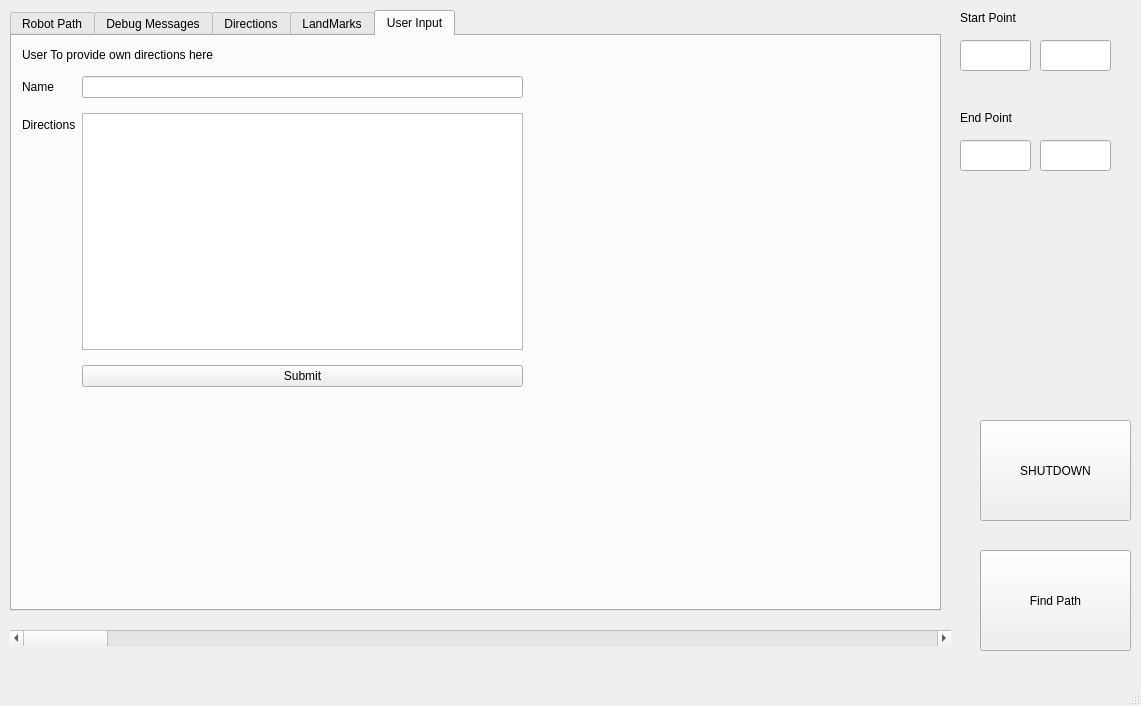
Old version of the form ui/mainwindow.ui in the repository denis-draca/capstone.
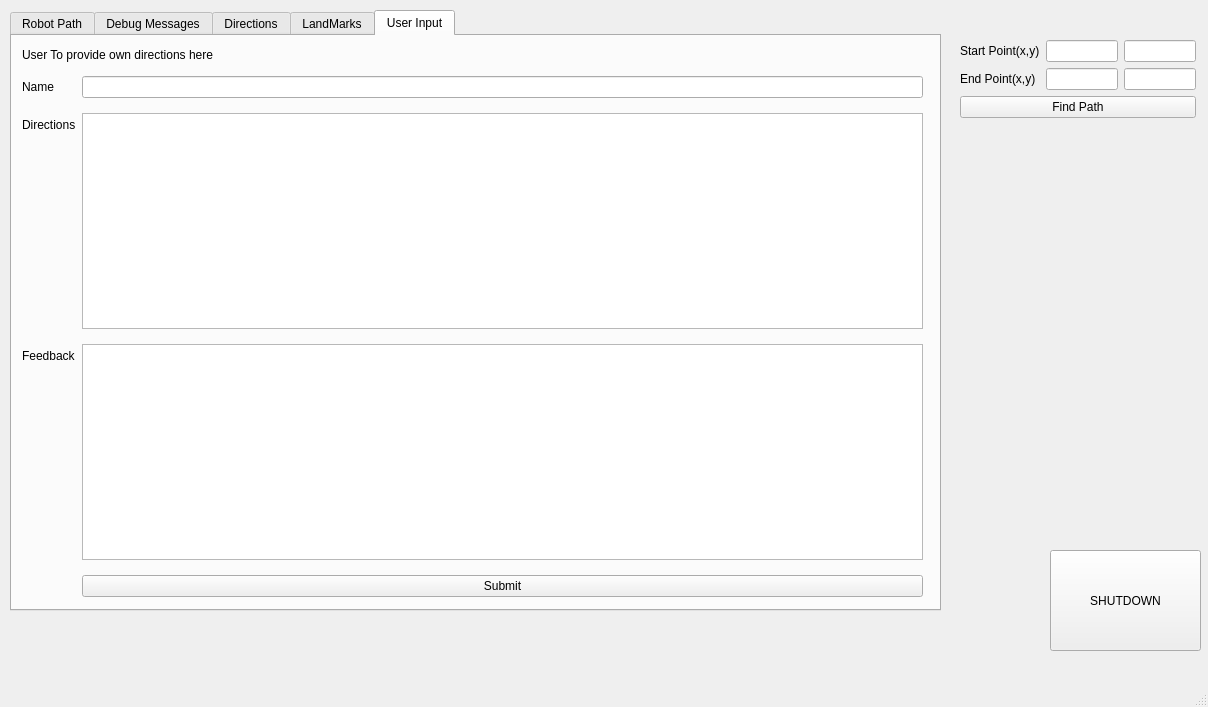
New version of the form.

Commit message: added gui photos for the report

```diff
--- a/ui/mainwindow.ui
+++ b/ui/mainwindow.ui
@@ -6,106 +6,14 @@
    <rect>
     <x>0</x>
     <y>0</y>
-    <width>1141</width>
-    <height>706</height>
+    <width>1208</width>
+    <height>707</height>
    </rect>
   </property>
   <property name="windowTitle">
    <string>MainWindow</string>
   </property>
   <widget class="QWidget" name="centralwidget">
-   <widget class="QPushButton" name="_bu_find_path">
-    <property name="geometry">
-     <rect>
-      <x>980</x>
-      <y>550</y>
-      <width>151</width>
-      <height>101</height>
-     </rect>
-    </property>
-    <property name="text">
-     <string>Find Path</string>
-    </property>
-   </widget>
-   <widget class="QLabel" name="label">
-    <property name="geometry">
-     <rect>
-      <x>960</x>
-      <y>10</y>
-      <width>171</width>
-      <height>16</height>
-     </rect>
-    </property>
-    <property name="text">
-     <string>Start Point</string>
-    </property>
-   </widget>
-   <widget class="QLineEdit" name="in_start_x">
-    <property name="geometry">
-     <rect>
-      <x>960</x>
-      <y>40</y>
-      <width>71</width>
-      <height>31</height>
-     </rect>
-    </property>
-   </widget>
-   <widget class="QLineEdit" name="in_start_y">
-    <property name="geometry">
-     <rect>
-      <x>1040</x>
-      <y>40</y>
-      <width>71</width>
-      <height>31</height>
-     </rect>
-    </property>
-   </widget>
-   <widget class="QLineEdit" name="in_end_y">
-    <property name="geometry">
-     <rect>
-      <x>1040</x>
-      <y>140</y>
-      <width>71</width>
-      <height>31</height>
-     </rect>
-    </property>
-   </widget>
-   <widget class="QLineEdit" name="in_end_x">
-    <property name="geometry">
-     <rect>
-      <x>960</x>
-      <y>140</y>
-      <width>71</width>
-      <height>31</height>
-     </rect>
-    </property>
-   </widget>
-   <widget class="QLabel" name="label_2">
-    <property name="geometry">
-     <rect>
-      <x>960</x>
-      <y>110</y>
-      <width>171</width>
-      <height>16</height>
-     </rect>
-    </property>
-    <property name="text">
-     <string>End Point</string>
-    </property>
-   </widget>
-   <widget class="QScrollBar" name="horizontalScrollBar">
-    <property name="geometry">
-     <rect>
-      <x>10</x>
-      <y>630</y>
-      <width>941</width>
-      <height>16</height>
-     </rect>
-    </property>
-    <property name="orientation">
-     <enum>Qt::Horizontal</enum>
-    </property>
-   </widget>
    <widget class="QTabWidget" name="Directions">
     <property name="geometry">
      <rect>
@@ -382,8 +290,8 @@
        <rect>
         <x>10</x>
         <y>40</y>
-        <width>501</width>
-        <height>311</height>
+        <width>901</width>
+        <height>521</height>
        </rect>
       </property>
       <layout class="QFormLayout" name="formLayout">
@@ -413,35 +321,32 @@
        <item row="1" column="1">
         <widget class="QTextEdit" name="in_user_direction"/>
        </item>
-       <item row="2" column="1">
+       <item row="3" column="1">
         <widget class="QPushButton" name="bu_user_submit">
          <property name="text">
           <string>Submit</string>
          </property>
         </widget>
        </item>
+       <item row="2" column="1">
+        <widget class="QTextEdit" name="in_user_direction_feedback"/>
+       </item>
+       <item row="2" column="0">
+        <widget class="QLabel" name="label_11">
+         <property name="text">
+          <string>Feedback</string>
+         </property>
+        </widget>
+       </item>
       </layout>
      </widget>
-     <widget class="QLabel" name="img_user_input">
-      <property name="geometry">
-       <rect>
-        <x>16</x>
-        <y>366</y>
-        <width>491</width>
-        <height>191</height>
-       </rect>
-      </property>
-      <property name="text">
-       <string/>
-      </property>
-     </widget>
     </widget>
    </widget>
    <widget class="QPushButton" name="bu_shutdown">
     <property name="geometry">
      <rect>
-      <x>980</x>
-      <y>420</y>
+      <x>1050</x>
+      <y>550</y>
       <width>151</width>
       <height>101</height>
      </rect>
@@ -450,6 +355,59 @@
      <string>SHUTDOWN</string>
     </property>
    </widget>
+   <widget class="QWidget" name="formLayoutWidget_2">
+    <property name="geometry">
+     <rect>
+      <x>960</x>
+      <y>40</y>
+      <width>236</width>
+      <height>101</height>
+     </rect>
+    </property>
+    <layout class="QFormLayout" name="formLayout_2">
+     <item row="1" column="0">
+      <widget class="QLabel" name="label_2">
+       <property name="text">
+        <string>End Point(x,y)</string>
+       </property>
+      </widget>
+     </item>
+     <item row="1" column="1">
+      <layout class="QHBoxLayout" name="horizontalLayout_3">
+       <item>
+        <widget class="QLineEdit" name="in_end_x"/>
+       </item>
+       <item>
+        <widget class="QLineEdit" name="in_end_y"/>
+       </item>
+      </layout>
+     </item>
+     <item row="0" column="0">
+      <widget class="QLabel" name="label">
+       <property name="text">
+        <string>Start Point(x,y)</string>
+       </property>
+      </widget>
+     </item>
+     <item row="0" column="1">
+      <layout class="QHBoxLayout" name="horizontalLayout_2">
+       <item>
+        <widget class="QLineEdit" name="in_start_x"/>
+       </item>
+       <item>
+        <widget class="QLineEdit" name="in_start_y"/>
+       </item>
+      </layout>
+     </item>
+     <item row="2" column="0" colspan="2">
+      <widget class="QPushButton" name="_bu_find_path">
+       <property name="text">
+        <string>Find Path</string>
+       </property>
+      </widget>
+     </item>
+    </layout>
+   </widget>
   </widget>
   <widget class="QMenuBar" name="menubar">
    <property name="geometry">
```
Left out of the diff: 2 changed lines with no effect on the pictures. The commit also changes 6 other files.
